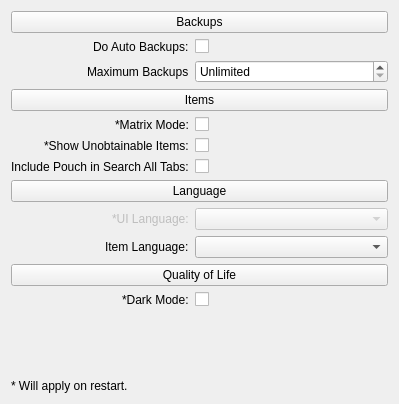
The window that gui/settings/settingsui.ui (EnderHDMC/MHWISaveEditor) describes before a commit, drawn with Qt 5.
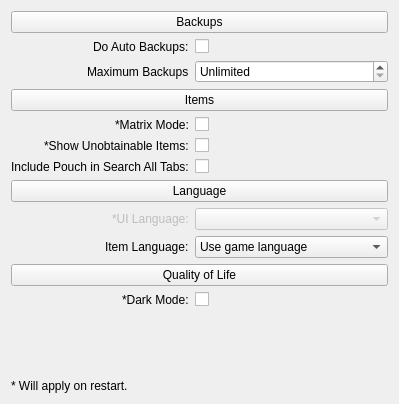
The same window after the commit.

Commit message: Comment all translation strings

```diff
--- a/gui/settings/settingsui.ui
+++ b/gui/settings/settingsui.ui
@@ -159,17 +159,14 @@
    <item row="11" column="1">
     <widget class="QComboBox" name="cmbItemLanguage">
      <property name="currentText">
-      <string/>
+      <string notr="true">Use game language</string>
      </property>
      <property name="currentIndex">
-      <number>-1</number>
+      <number>0</number>
      </property>
-     <property name="placeholderText">
-      <string>---</string>
-     </property>
      <item>
       <property name="text">
-       <string>日本語</string>
+       <string comment="Whether the items should be displayed in the game's language.">Use game language</string>
       </property>
      </item>
      <item>
```
Left out of the diff: 94 changed lines with no effect on the pictures. The commit also changes 20 other files.
